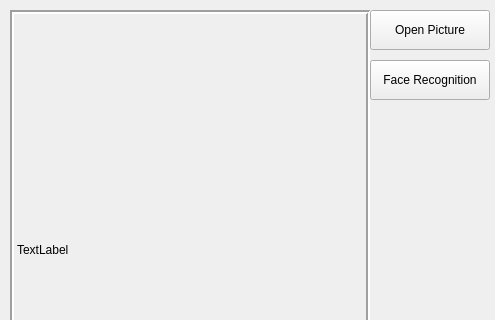
ZHOUYI-UM/OpenCV4.5.1-step-by-step, file Prj2/mainwindow.ui: the form before one commit; both pictures show x 0 to 495 and y 0 to 320 of the 495 by 535 pixel window.
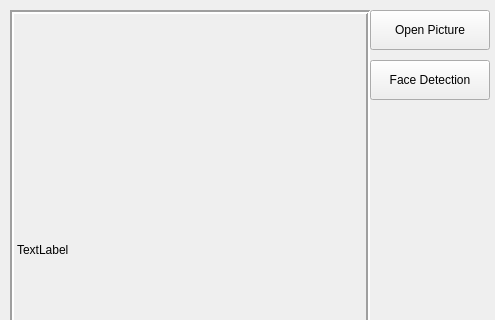
The form after the commit.

Commit message: Project 8, Real time face recognization

The edit to the form file:
```diff
--- a/Prj2/mainwindow.ui
+++ b/Prj2/mainwindow.ui
@@ -59,7 +59,7 @@
      </rect>
     </property>
     <property name="text">
-     <string>Face Recognition</string>
+     <string>Face Detection</string>
     </property>
    </widget>
   </widget>
```
The commit also changes 13 other files.
